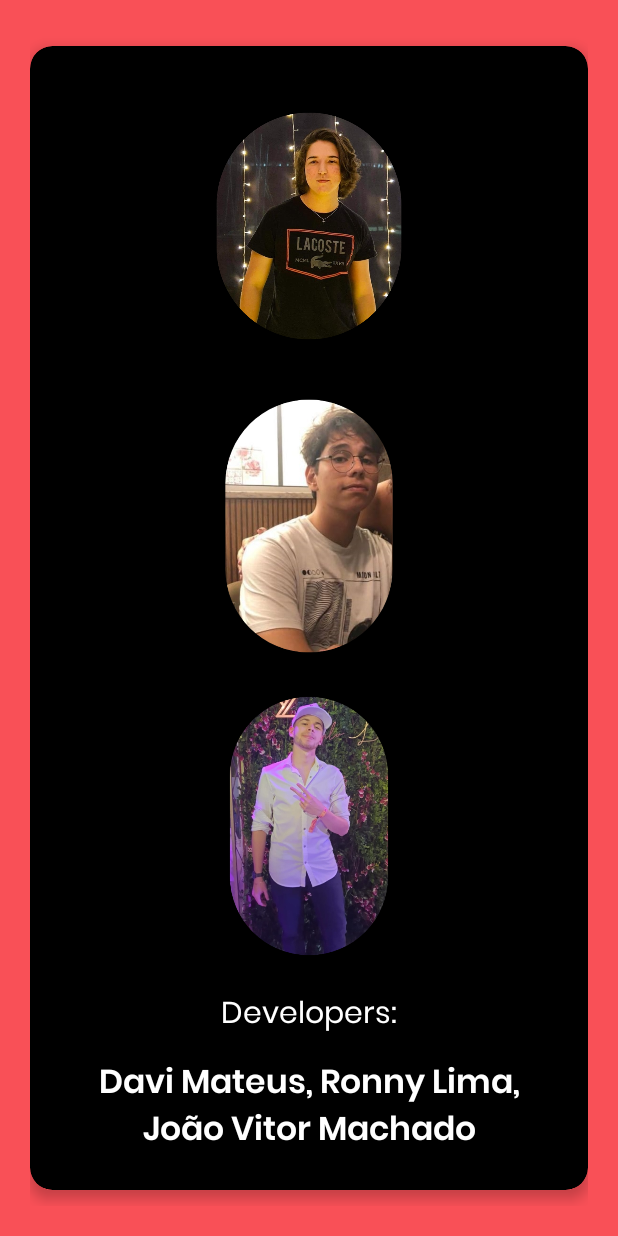
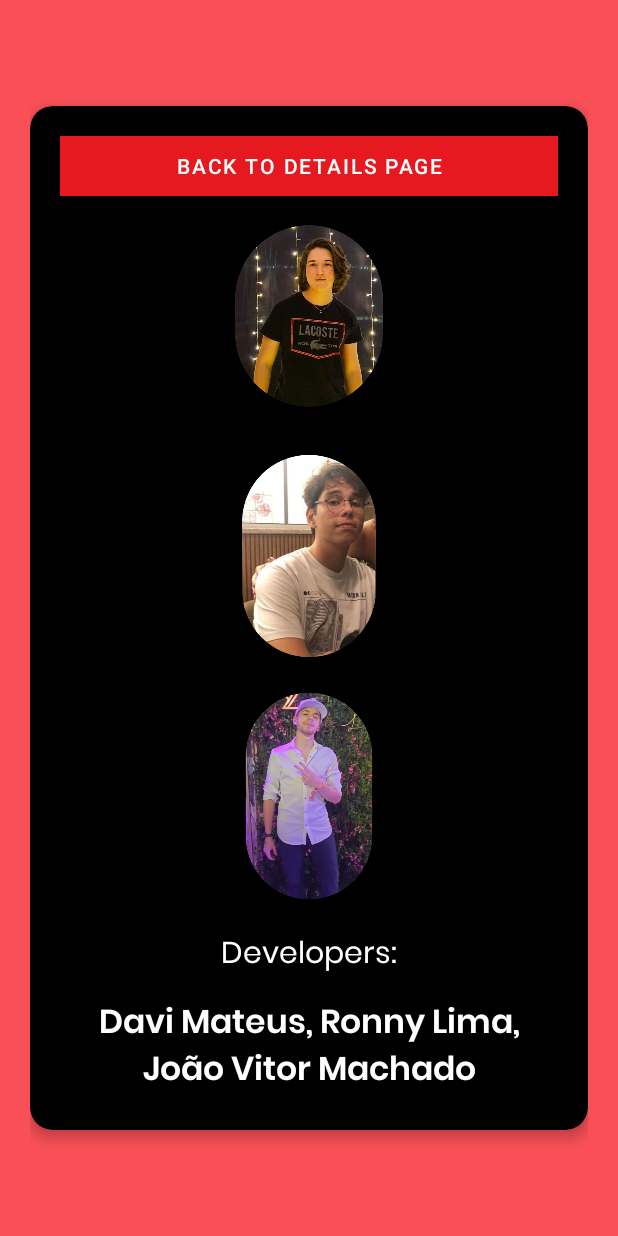
Before and after one commit to ronnylrsd/Marvel-App, an Android app: the FinalActivity screen opened directly, with no data from a screen before it, on a phone screen of 412 x 824 dp. Run offline under Robolectric (Android 15) with nearby library versions, the phone set to English and light mode, and no system bars; libraries missing offline, so code that uses them is left out: br.unicap.c3.

Commit message:
projeto finalizado faltando algumas refatoraçoes e tela Davi Mateus concluída

```diff
--- a/app/src/main/java/br/unicap/c3/pwm/planetas/FinalActivity.kt
+++ b/app/src/main/java/br/unicap/c3/pwm/planetas/FinalActivity.kt
@@ -1,15 +1,32 @@
 package br.unicap.c3.pwm.planetas
 
+import android.content.Intent
 import androidx.appcompat.app.AppCompatActivity
 import android.os.Bundle
 import android.view.View
+import kotlinx.android.synthetic.main.activity_final.*
 
 
 class FinalActivity : AppCompatActivity() {
     override fun onCreate(savedInstanceState: Bundle?) {
         super.onCreate(savedInstanceState)
         setContentView(R.layout.activity_final)
-        window.decorView.apply { systemUiVisibility=
-            View.SYSTEM_UI_FLAG_HIDE_NAVIGATION or View.SYSTEM_UI_FLAG_FULLSCREEN}
+        window.decorView.apply {
+            systemUiVisibility =
+                View.SYSTEM_UI_FLAG_HIDE_NAVIGATION or View.SYSTEM_UI_FLAG_FULLSCREEN
+        }
+
+        davi_info.setOnClickListener {
+            openDaviScreen()
+        }
+
+        button_back_details.setOnClickListener(){
+            onBackPressed()
+        }
+    }
+
+    private fun openDaviScreen() {
+        val intent = Intent(this, daviScreen::class.java)
+        startActivity(intent)
     }
 }
--- a/app/src/main/java/br/unicap/c3/pwm/planetas/PlanetDetail.kt
+++ b/app/src/main/java/br/unicap/c3/pwm/planetas/PlanetDetail.kt
@@ -23,6 +23,10 @@ class PlanetDetail : AppCompatActivity() {
             val intent=Intent(this,FinalActivity::class.java)
             startActivity(intent)
         }
+
+        button_back_home.setOnClickListener(){
+            onBackPressed()
+        }
     }
     private fun setData(obj:PlanetData,planetImg:Int){
         title_info.text=obj.title
--- a/app/src/main/res/layout/activity_final.xml
+++ b/app/src/main/res/layout/activity_final.xml
@@ -22,23 +22,30 @@
             android:gravity="center"
             android:padding="20dp"
             android:orientation="vertical">
+            <Button
+                android:id="@+id/button_back_details"
+                android:layout_width="match_parent"
+                android:layout_height="40dp"
+                android:background="@color/accentRed"
+                android:text="Back to details page" />
 
             <ImageView
                 android:layout_width="200dp"
-                android:layout_height="200dp"
+                android:layout_height="160dp"
                 android:src="@drawable/davi"
                 android:elevation="40dp"
+                android:id="@+id/davi_info"
                 />
 
             <ImageView
                 android:layout_width="200dp"
-                android:layout_height="200dp"
+                android:layout_height="160dp"
                 android:src="@drawable/joao"
                 android:elevation="40dp"/>
 
             <ImageView
                 android:layout_width="200dp"
-                android:layout_height="200dp"
+                android:layout_height="160dp"
                 android:src="@drawable/ronny"
                 android:elevation="40dp"/>
 
--- a/app/src/main/res/values/colors.xml
+++ b/app/src/main/res/values/colors.xml
@@ -1,7 +1,7 @@
 <?xml version="1.0" encoding="utf-8"?>
 <resources>
     <color name="purple_200">#FFBB86FC</color>
-    <color name="purple_500">#FF6200EE</color>
+    <color name="purple_500">#E61920</color>
     <color name="purple_700">#FF3700B3</color>
     <color name="teal_200">#FF03DAC5</color>
     <color name="teal_700">#FF018786</color>
```
Also changed, not shown: app/src/main/AndroidManifest.xml (+11 -8 lines), app/src/main/java/br/unicap/c3/pwm/planetas/daviScreen.kt (added, +17 -0 lines), app/src/main/res/layout/activity_davi_screen.xml (added, +84 -0 lines), app/src/main/res/layout/activity_main.xml (+5 -9 lines), app/src/main/res/layout/activity_planet_detail.xml (+8 -0 lines), app/src/main/res/drawable-v24/futuredavi.png (added), app/src/main/res/drawable-v24/skillsdavi.png (added), app/src/main/res/drawable-v24/starkdavi.jpg (added).
